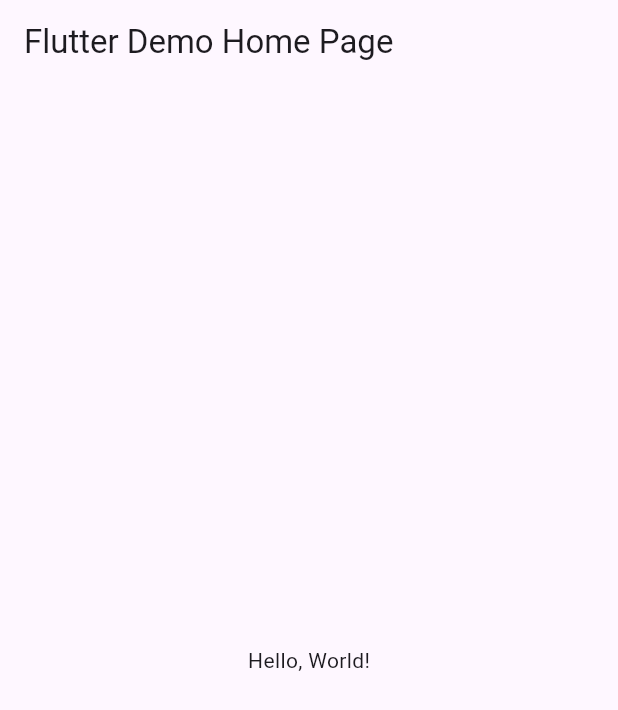
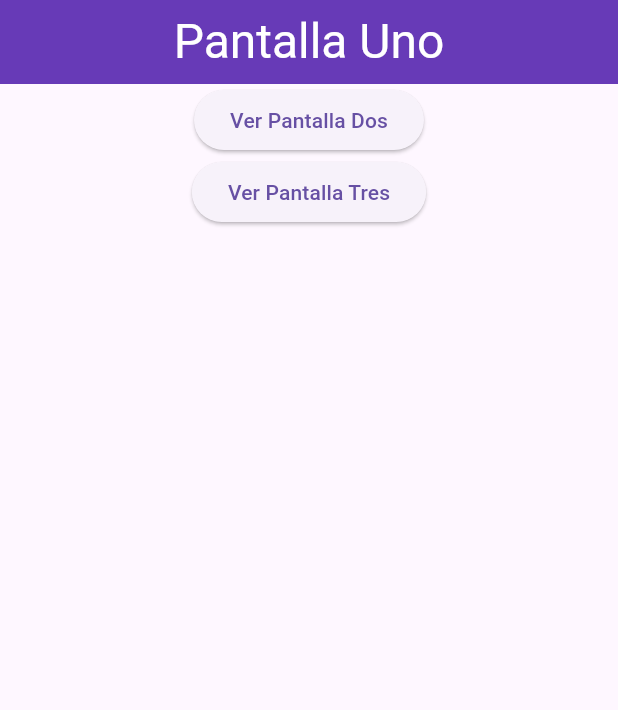
Before and after one commit to Mota-Jesus/Rutas6J_Mota, a Flutter app: the screen it shows after launch, on a phone screen of 412 x 824 dp. Shown: the top 710 px of the screen. Run offline on Flutter 3.47's test engine with Material 3 defaults, Android fonts, the phone set to English and light mode, and no system bars.

Commit message:
realmente ahora si commit todos jajaaj vete a la tuerca ksjaksj lo pn tu mami

```diff
--- a/lib/main.dart
+++ b/lib/main.dart
@@ -1,43 +1,24 @@
 import 'package:flutter/material.dart';
+import 'package:motarutas/pagina_tres.dart';
+import 'package:motarutas/pagina_uno.dart';
+import 'package:motarutas/pagina_dos.dart';
 
-void main() => runApp(MyApp());
+void main() => runApp(MiRutasApp());
 
-class MyApp extends StatelessWidget {
-  const MyApp({super.key});
-  // This widget is the root of your application.
+class MiRutasApp extends StatelessWidget {
+  const MiRutasApp({Key? key}) : super(key: key);
+
   @override
   Widget build(BuildContext context) {
     return MaterialApp(
-      // Application name
-      title: 'Flutter Hello World',
-      // Application theme data, you can set the colors for the application as
-      // you want
-      theme: ThemeData(
-        // useMaterial3: false,
-        primarySwatch: Colors.blue,
-      ),
-      // A widget which will be started on application startup
-      home: MyHomePage(title: 'Flutter Demo Home Page'),
+      debugShowCheckedModeBanner: false,
+      title: "Entre Paginas Routes",
+      initialRoute: '/',
+      routes: {
+        '/': (context) => const PantallaUno(),
+        '/pantalla2': (context) => const PantallaDos(),
+        '/pantalla3': (context) => const PantallaTres(),
+      },
     );
   }
 }
-
-class MyHomePage extends StatelessWidget {
-  final String title;
-  const MyHomePage({super.key, required this.title});
-
-  @override
-  Widget build(BuildContext context) {
-    return Scaffold(
-      appBar: AppBar(
-        // The title text which will be shown on the action bar
-        title: Text(title),
-      ),
-      body: Center(
-        child: Text(
-          'Hello, World!',
-        ),
-      ),
-    );
-  }
-}
--- /dev/null
+++ b/lib/pagina_uno.dart
@@ -0,0 +1,37 @@
+import 'package:flutter/material.dart';
+
+class PantallaUno extends StatelessWidget {
+  const PantallaUno({Key? key}) : super(key: key);
+
+  @override
+  Widget build(BuildContext context) {
+    return Scaffold(
+      appBar: AppBar(
+        title: const Text('Pantalla Uno',
+            style: TextStyle(color: Colors.white, fontSize: 32)),
+        backgroundColor: Colors.deepPurple,
+        centerTitle: true,
+      ),
+      body: Column(
+        children: [
+          Center(
+            child: ElevatedButton(
+              onPressed: () {
+                Navigator.pushNamed(context, '/pantalla2');
+              },
+              child: const Text('Ver Pantalla Dos'),
+            ),
+          ),
+          Center(
+            child: ElevatedButton(
+              onPressed: () {
+                Navigator.pushNamed(context, '/pantalla3');
+              },
+              child: const Text('Ver Pantalla Tres'),
+            ),
+          ),
+        ],
+      ),
+    );
+  }
+}
```
Also changed, not shown: lib/pagina_dos.dart (added, +25 -0 lines), lib/pagina_tres.dart (added, +25 -0 lines).
